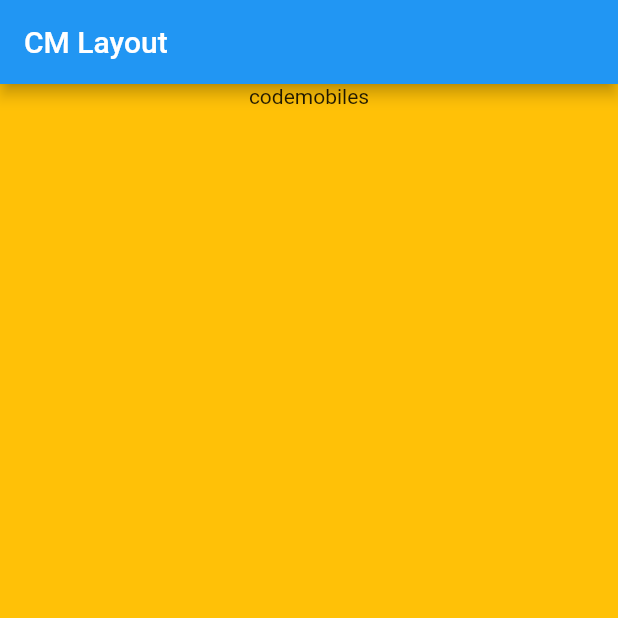
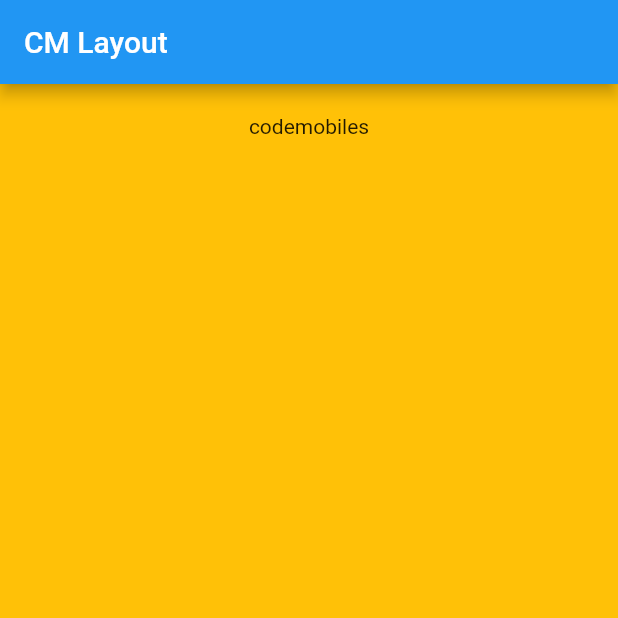
Before and after one commit to iiimomoniii/Flutter_App, a Flutter app: the screen it shows after launch, on a phone screen of 412 x 824 dp, the top half of it. Run offline on Flutter 3.47's test engine with Material 2 defaults, Android fonts, the phone set to English and light mode, and no system bars.

Commit message:
Update Code
การใช้ padding

```diff
--- a/lib/main.dart
+++ b/lib/main.dart
@@ -21,6 +21,8 @@ class MyApp extends StatelessWidget {
         body: Container(
           //กำหนดสีพื่นหลังของ Container
           color: Colors.amber,
+          // padding เป็นตัวกำหนดให้ข้อความห่างจากขอบจอทุกด้าน
+          padding : EdgeInsets.all(20),
           //alignment เป็นกำหนดตำเเหน่งของข้อความ
           //Alignment Alignment.topCenter ชิดจอด้านบน
           alignment: Alignment.topCenter,
```
